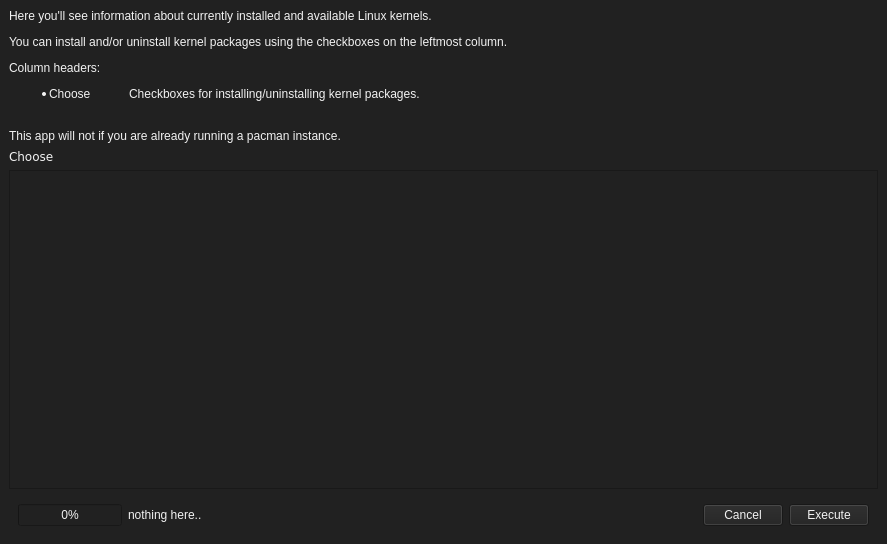
Old version of the form src/km-window.ui in the repository CachyOS/kernel-manager.
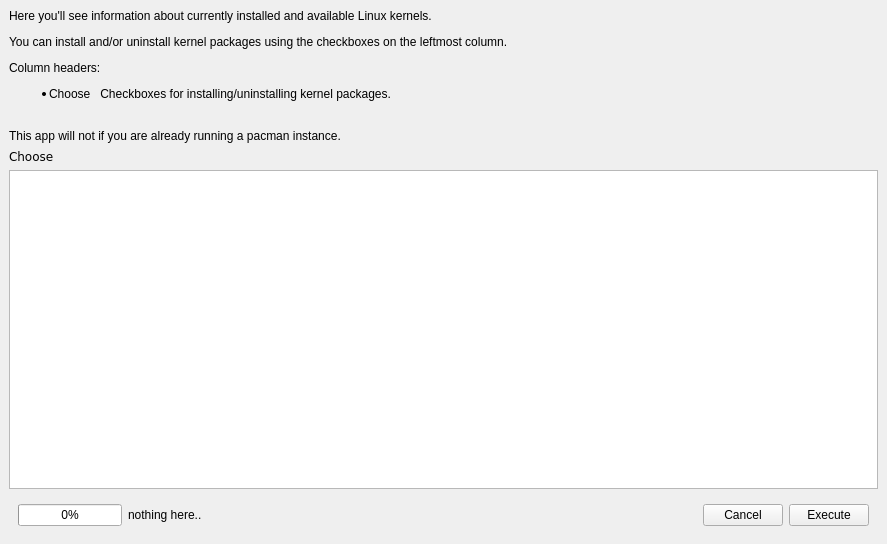
New version of the form. Icons and pictures are not drawn.

```diff
--- a/src/km-window.ui
+++ b/src/km-window.ui
@@ -13,9 +13,8 @@
   <property name="windowTitle">
    <string>CachyOS Kernel Manager</string>
   </property>
-  <property name="styleSheet">
-   <string notr="true">background: #212121;
-color: #f2f2f2;</string>
+  <property name="windowIcon">
+      <iconset theme="cachyos"/>
   </property>
   <widget class="QWidget" name="centralwidget">
    <layout class="QVBoxLayout" name="verticalLayout">
@@ -28,11 +27,11 @@
 &lt;p style=&quot; margin-top:12px; margin-bottom:12px; margin-left:0px; margin-right:0px; -qt-block-indent:0; text-indent:0px;&quot;&gt;Here you'll see information about currently installed and available Linux kernels.&lt;/p&gt;
 &lt;p style=&quot; margin-top:12px; margin-bottom:12px; margin-left:0px; margin-right:0px; -qt-block-indent:0; text-indent:0px;&quot;&gt;You can install and/or uninstall kernel packages using the checkboxes on the leftmost column.&lt;/p&gt;
 &lt;p style=&quot; margin-top:12px; margin-bottom:12px; margin-left:0px; margin-right:0px; -qt-block-indent:0; text-indent:0px;&quot;&gt;Column headers:&lt;/p&gt;
-&lt;ul style=&quot;margin-top: 0px; margin-bottom: 0px; margin-left: 0px; margin-right: 0px; -qt-list-indent: 1;&quot;&gt;&lt;li style=&quot; font-family:'monospace';&quot; style=&quot; margin-top:12px; margin-bottom:0px; margin-left:0px; margin-right:0px; -qt-block-indent:0; text-indent:0px;&quot;&gt;Choose 	Checkboxes for installing/uninstalling kernel packages.&lt;/li&gt;&lt;br/&gt;
-&lt;!--li style=&quot; font-family:'monospace';&quot; style=&quot; margin-top:0px; margin-bottom:0px; margin-left:0px; margin-right:0px; -qt-block-indent:0; text-indent:0px;&quot;&gt;PkgName 	Kernel package name.&lt;/li&gt;
-&lt;li style=&quot; font-family:'monospace';&quot; style=&quot; margin-top:0px; margin-bottom:0px; margin-left:0px; margin-right:0px; -qt-block-indent:0; text-indent:0px;&quot;&gt;Installed 	Installed kernel package versions.&lt;/li&gt;
-&lt;li style=&quot; font-family:'monospace';&quot; style=&quot; margin-top:0px; margin-bottom:0px; margin-left:0px; margin-right:0px; -qt-block-indent:0; text-indent:0px;&quot;&gt;Stable 	Versions available from the stable repos.&lt;/li&gt;
-&lt;li style=&quot; font-family:'monospace';&quot; style=&quot; margin-top:0px; margin-bottom:12px; margin-left:0px; margin-right:0px; -qt-block-indent:0; text-indent:0px;&quot;&gt;Testing 	Versions available from the testing repos.&lt;/li--&gt;&lt;/ul&gt;
+&lt;ul style=&quot;margin-top: 0px; margin-bottom: 0px; margin-left: 0px; margin-right: 0px; -qt-list-indent: 1;&quot;&gt;&lt;li style=&quot; font-family:'monospace';&quot; style=&quot; margin-top:12px; margin-bottom:0px; margin-left:0px; margin-right:0px; -qt-block-indent:0; text-indent:0px;&quot;&gt;Choose   Checkboxes for installing/uninstalling kernel packages.&lt;/li&gt;&lt;br/&gt;
+&lt;!--li style=&quot; font-family:'monospace';&quot; style=&quot; margin-top:0px; margin-bottom:0px; margin-left:0px; margin-right:0px; -qt-block-indent:0; text-indent:0px;&quot;&gt;PkgName  Kernel package name.&lt;/li&gt;
+&lt;li style=&quot; font-family:'monospace';&quot; style=&quot; margin-top:0px; margin-bottom:0px; margin-left:0px; margin-right:0px; -qt-block-indent:0; text-indent:0px;&quot;&gt;Installed   Installed kernel package versions.&lt;/li&gt;
+&lt;li style=&quot; font-family:'monospace';&quot; style=&quot; margin-top:0px; margin-bottom:0px; margin-left:0px; margin-right:0px; -qt-block-indent:0; text-indent:0px;&quot;&gt;Stable  Versions available from the stable repos.&lt;/li&gt;
+&lt;li style=&quot; font-family:'monospace';&quot; style=&quot; margin-top:0px; margin-bottom:12px; margin-left:0px; margin-right:0px; -qt-block-indent:0; text-indent:0px;&quot;&gt;Testing    Versions available from the testing repos.&lt;/li--&gt;&lt;/ul&gt;
 &lt;!--p style=&quot; margin-top:0px; margin-bottom:12px; margin-left:0px; margin-right:0px; -qt-block-indent:0; text-indent:0px;&quot;&gt;Your current repos are either Stable or Testing (see /etc/pacman.conf).&lt;/p--&gt;
 &lt;p style=&quot; margin-top:0px; margin-bottom:12px; margin-left:0px; margin-right:0px; -qt-block-indent:0; text-indent:0px;&quot;&gt;This app will not if you are already running a pacman instance.&lt;/p&gt;
 &lt;!--p style=&quot; margin-top:0px; margin-bottom:12px; margin-left:0px; margin-right:0px; -qt-block-indent:0; text-indent:0px;&quot;&gt;Marking &lt;b&gt;(-)&lt;/b&gt; means: info not available.&lt;/p--&gt;&lt;/body&gt;&lt;/html&gt;</string>
```
Left out of the diff: 18 changed lines with no effect on the pictures.
